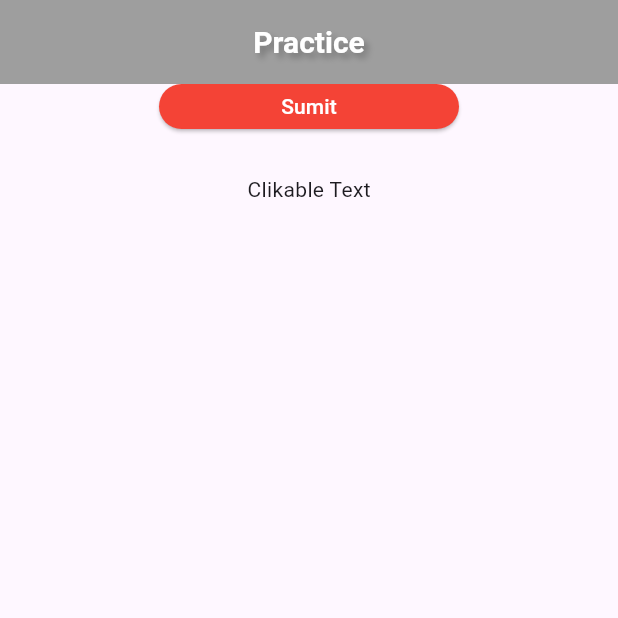
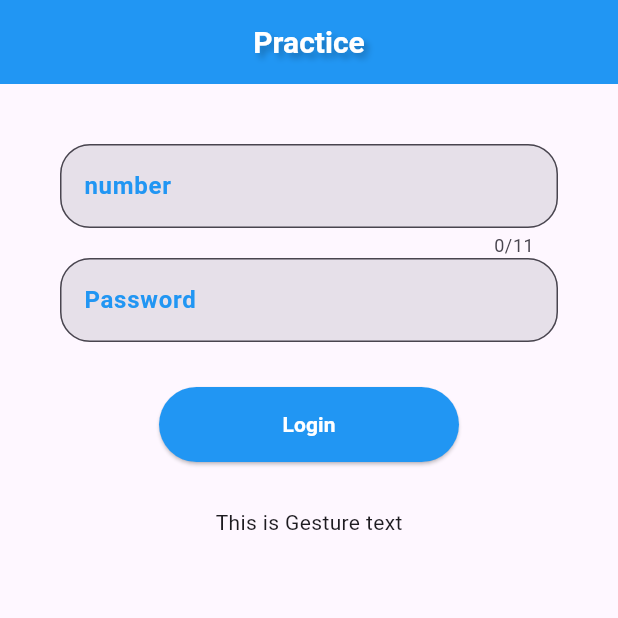
Before and after one commit to hasibulislam33/new_flutter_project, a Flutter app: the screen it shows after launch, on a phone screen of 412 x 824 dp, the top half of it. Run offline on Flutter 3.47's test engine with Material 3 defaults, Android fonts, the phone set to English and light mode, and no system bars.

Commit message:
Finioshed second class

```diff
--- a/lib/just_practice.dart
+++ b/lib/just_practice.dart
@@ -5,45 +5,115 @@ class Practice extends StatelessWidget {
 
   @override
   Widget build(BuildContext context) {
+    TextEditingController phonenumber = TextEditingController();
+    TextEditingController password = TextEditingController();
     return Scaffold(
+      backgroundColor: Colors.blue[40],
       appBar: AppBar(
-        backgroundColor: Colors.grey,
-        centerTitle: true,
-        title: Text("Practice",
+        backgroundColor: Colors.blue,
+        title: Center(
+          child: Text("Practice",
           style: TextStyle(
             fontSize: 20,
+            color: Colors.white,
+            fontWeight: FontWeight.bold,
             shadows: [
               Shadow(
                 offset: Offset(3, 3),
                 blurRadius: 5,
                 color: Colors.black26
               )
-          ],
-          fontWeight: FontWeight.bold,
-          color: Colors.white,
-        ),)
+            ]
+          ),),
         ),
-      body: Column(
-        crossAxisAlignment: CrossAxisAlignment.start,
+      ),
+      body: Padding(
+        padding: const EdgeInsets.all(40.0),
+        child: Column(
           children: [
-          Center(
-            child: SizedBox(width: 200,height: 30,
-              child: ElevatedButton(style: ElevatedButton.styleFrom(
-                backgroundColor: Colors.red[500],
-                foregroundColor: Colors.white,
-                shape: RoundedRectangleBorder(
-                  borderRadius: BorderRadius.circular(50)
+            TextField(
+              controller: phonenumber,
+              keyboardType: TextInputType.phone,
+              maxLength: 11,
+              decoration: InputDecoration(
+                filled: true,
+                fillColor: Colors.blue[60],
+                border: OutlineInputBorder(
+                  borderRadius: BorderRadius.circular(20),
+                  borderSide: BorderSide(
+                    color: Colors.blue, width: 2
                   )
                 ),
-                  onPressed: (){}, child: Text("Sumit")),
+                focusedBorder: OutlineInputBorder(
+                  borderRadius: BorderRadius.circular(20),
+                  borderSide: BorderSide(color: Colors.red,width: 3)
+                ),
+                labelText: "number",
+                labelStyle:TextStyle(
+                  color: Colors.blue,
+                  fontWeight: FontWeight.bold
+                ),
+
+                hintText: "Enter Phone number",
+                hintStyle: TextStyle(
+                  color: Colors.blue,
+                  fontWeight: FontWeight.bold,
+                )
+              ),
+            ),
+            TextField(
+              obscureText: true,
+              controller: password,
+              decoration: InputDecoration(
+                filled: true,
+                  fillColor: Colors.blue[60],
+                  border: OutlineInputBorder(
+                      borderRadius: BorderRadius.circular(20),
+                      borderSide: BorderSide(
+                          color: Colors.blue, width: 2
+                      )
+                  ),
+                  focusedBorder: OutlineInputBorder(
+                      borderRadius: BorderRadius.circular(20),
+                      borderSide: BorderSide(color: Colors.red,width: 3)
+                  ),
+                  labelText: "Password",
+                  labelStyle:TextStyle(
+                      color: Colors.blue,
+                      fontWeight: FontWeight.bold
+                  ),
+
+                  hintText: "Enter Phone Password",
+                  hintStyle: TextStyle(
+                    color: Colors.blue,
+                    fontWeight: FontWeight.bold,
+                  )
               ),
             ),
             SizedBox(height: 30,),
-          Center(child: GestureDetector(
-              onTap: (){
-                print("User traped");
-          },child: Text("Clikable Text")))
+            SizedBox(width: 200,height: 50,
+              child: ElevatedButton(
+                style: ElevatedButton.styleFrom(
+                  backgroundColor: Colors.blue,
+                  foregroundColor: Colors.white,
+                ),
+                  onPressed: (){
+                  print(phonenumber.text);
+                  print(password.text);
+                  phonenumber.clear();
+                  password.clear();
+                  }, child: Text("Login",
+              style: TextStyle(
+                fontWeight: FontWeight.bold
+              ),)),
+            ),
+            SizedBox(height: 30,),
+            InkWell( onTap: (){
+              print("User taped");
+            },
+                child: Text("This is Gesture text"))
           ],
+        ),
       ),
     );
   }
```
Lines whose indentation alone changed are shown as unchanged.
